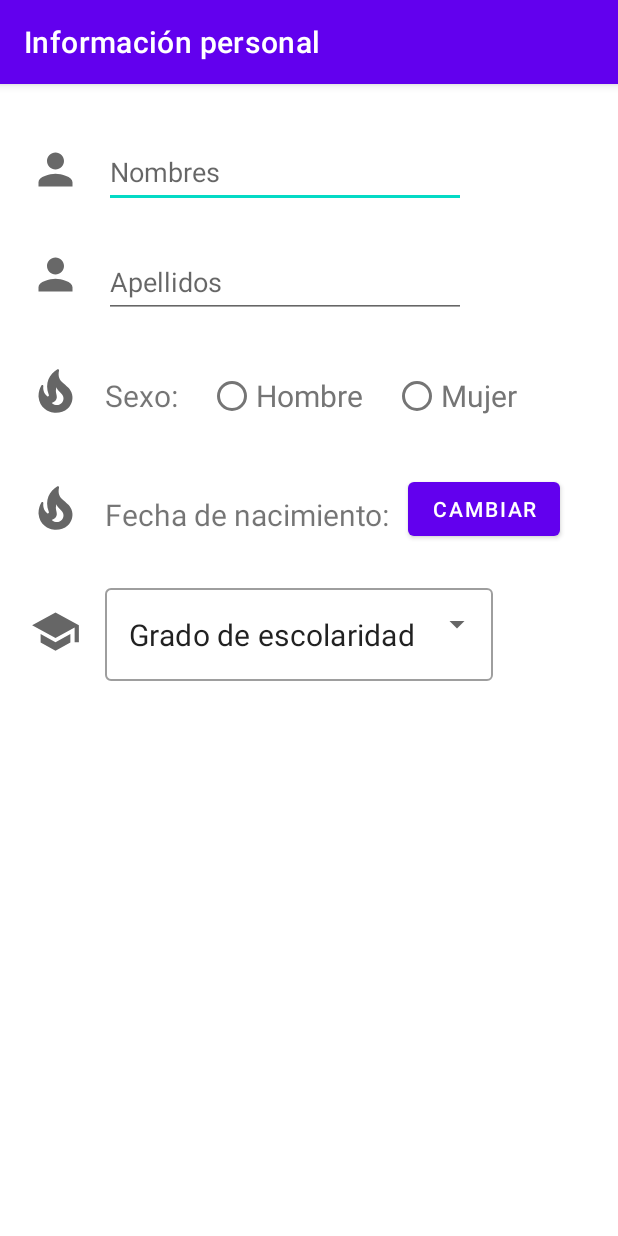
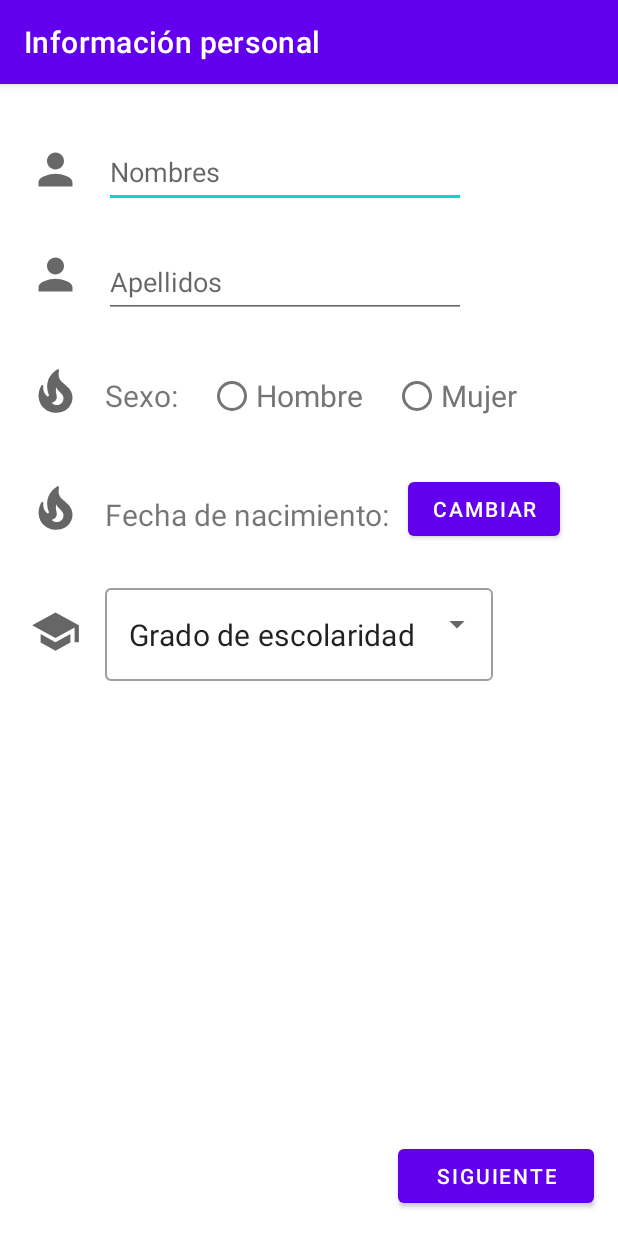
Before and after one commit to DaniJaramillo7/LabsCM20221-Gr05, an Android app: the screen it shows after launch (PersonalDataActivity), on a phone screen of 412 x 824 dp. Run offline under Robolectric (Android 15) with nearby library versions, the phone set to English and light mode, and no system bars.

Commit message:
feat: show provided data when taps on button "siguiente"

```diff
--- a/Lab1-UI/src/main/res/layout/activity_personal_data.xml
+++ b/Lab1-UI/src/main/res/layout/activity_personal_data.xml
@@ -149,6 +149,7 @@
         app:layout_constraintTop_toBottomOf="@+id/label_sex" />
 
     <com.google.android.material.textfield.TextInputLayout
+        android:id="@+id/textInputLayout"
         style="@style/Widget.MaterialComponents.TextInputLayout.OutlinedBox.ExposedDropdownMenu"
         android:layout_width="wrap_content"
         android:layout_height="wrap_content"
@@ -167,5 +168,19 @@
             android:textSize="20sp"/>
     </com.google.android.material.textfield.TextInputLayout>
 
+    <Button
+        android:id="@+id/next"
+        android:layout_width="wrap_content"
+        android:layout_height="wrap_content"
+        android:layout_marginStart="12dp"
+        android:layout_marginBottom="16dp"
+        android:paddingLeft="25dp"
+        android:paddingRight="25dp"
+        android:text="@string/next"
+        app:layout_constraintBottom_toBottomOf="parent"
+        app:layout_constraintEnd_toEndOf="parent"
+        app:layout_constraintHorizontal_bias="0.94"
+        app:layout_constraintStart_toStartOf="parent" />
+
 
 </androidx.constraintlayout.widget.ConstraintLayout>
--- a/Lab1-UI/src/main/res/values/strings.xml
+++ b/Lab1-UI/src/main/res/values/strings.xml
@@ -11,6 +11,11 @@
     <string name="educational_stage">Grado de escolaridad</string>
     <string name="next">Siguiente</string>
 
+    <string-array name="genres">
+        <item>Masculino</item>
+        <item>Femenino</item>
+    </string-array>
+
     <string-array name="grades">
         <item>Primaria</item>
         <item>Secundaria</item>
```
Also changed, not shown: Lab1-UI/src/main/java/com/example/labscm20221_gr05/PersonalDataActivity.kt (+26 -5 lines).
